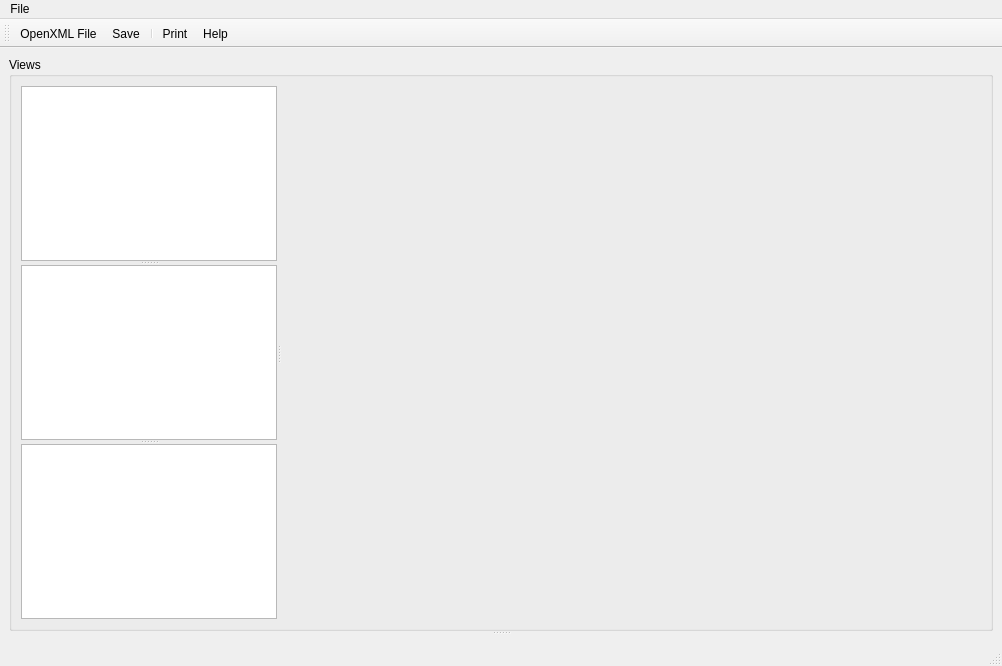
First picture: the form in VTK/Examples/Infovis/Cxx/EasyView/EasyView.ui, repository wildmichael/ParaView3-enhancements-old, before the edit.
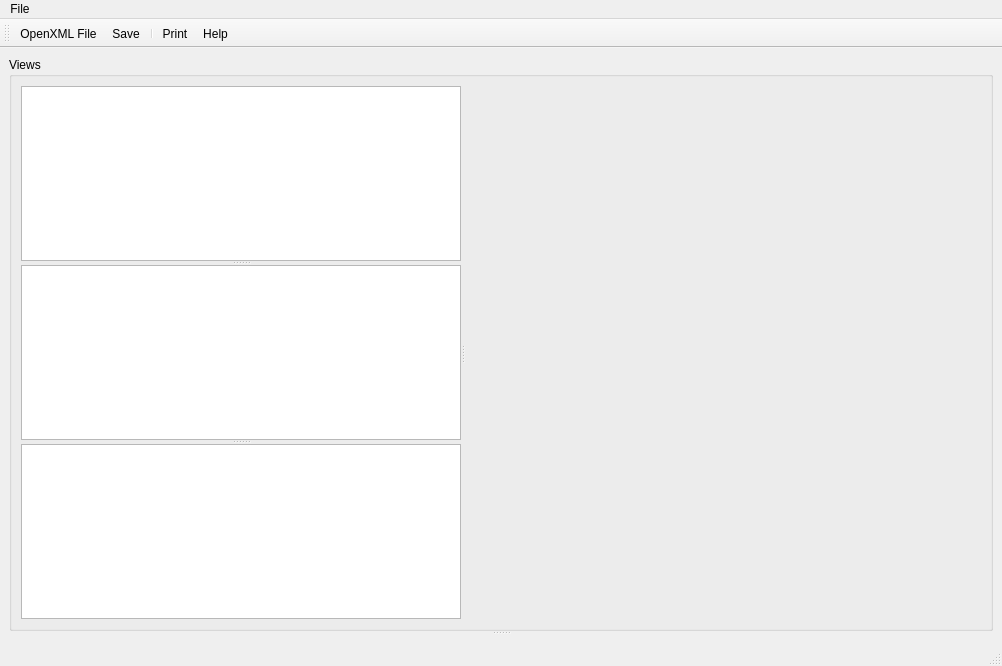
Second picture: the form after the edit. Icons and pictures are not drawn. Custom widgets are drawn as their Qt base class.

Commit message: ENH: Adding selection linking to EasyView example application.

```diff
--- a/VTK/Examples/Infovis/Cxx/EasyView/EasyView.ui
+++ b/VTK/Examples/Infovis/Cxx/EasyView/EasyView.ui
@@ -60,20 +60,44 @@
            <enum>Qt::Horizontal</enum>
           </property>
           <widget class="QSplitter" name="splitter_2" >
+           <property name="sizePolicy" >
+            <sizepolicy vsizetype="Expanding" hsizetype="Expanding" >
+             <horstretch>1</horstretch>
+             <verstretch>0</verstretch>
+            </sizepolicy>
+           </property>
            <property name="orientation" >
             <enum>Qt::Vertical</enum>
            </property>
            <widget class="QTreeView" name="treeView" >
+            <property name="sizePolicy" >
+             <sizepolicy vsizetype="Expanding" hsizetype="Expanding" >
+              <horstretch>1</horstretch>
+              <verstretch>0</verstretch>
+             </sizepolicy>
+            </property>
             <property name="alternatingRowColors" >
              <bool>true</bool>
             </property>
            </widget>
            <widget class="QTableView" name="tableView" >
+            <property name="sizePolicy" >
+             <sizepolicy vsizetype="Expanding" hsizetype="Expanding" >
+              <horstretch>1</horstretch>
+              <verstretch>0</verstretch>
+             </sizepolicy>
+            </property>
             <property name="alternatingRowColors" >
              <bool>true</bool>
             </property>
            </widget>
            <widget class="QColumnView" name="columnView" >
+            <property name="sizePolicy" >
+             <sizepolicy vsizetype="Expanding" hsizetype="Expanding" >
+              <horstretch>1</horstretch>
+              <verstretch>0</verstretch>
+             </sizepolicy>
+            </property>
             <property name="alternatingRowColors" >
              <bool>true</bool>
             </property>
@@ -82,14 +106,14 @@
           <widget class="QVTKWidget" native="1" name="vtkGraphViewWidget" >
            <property name="sizePolicy" >
             <sizepolicy vsizetype="Expanding" hsizetype="Expanding" >
-             <horstretch>3</horstretch>
+             <horstretch>1</horstretch>
              <verstretch>1</verstretch>
             </sizepolicy>
            </property>
            <property name="minimumSize" >
             <size>
-             <width>400</width>
-             <height>400</height>
+             <width>300</width>
+             <height>300</height>
             </size>
            </property>
           </widget>
```
The commit also changes 1 other file.
